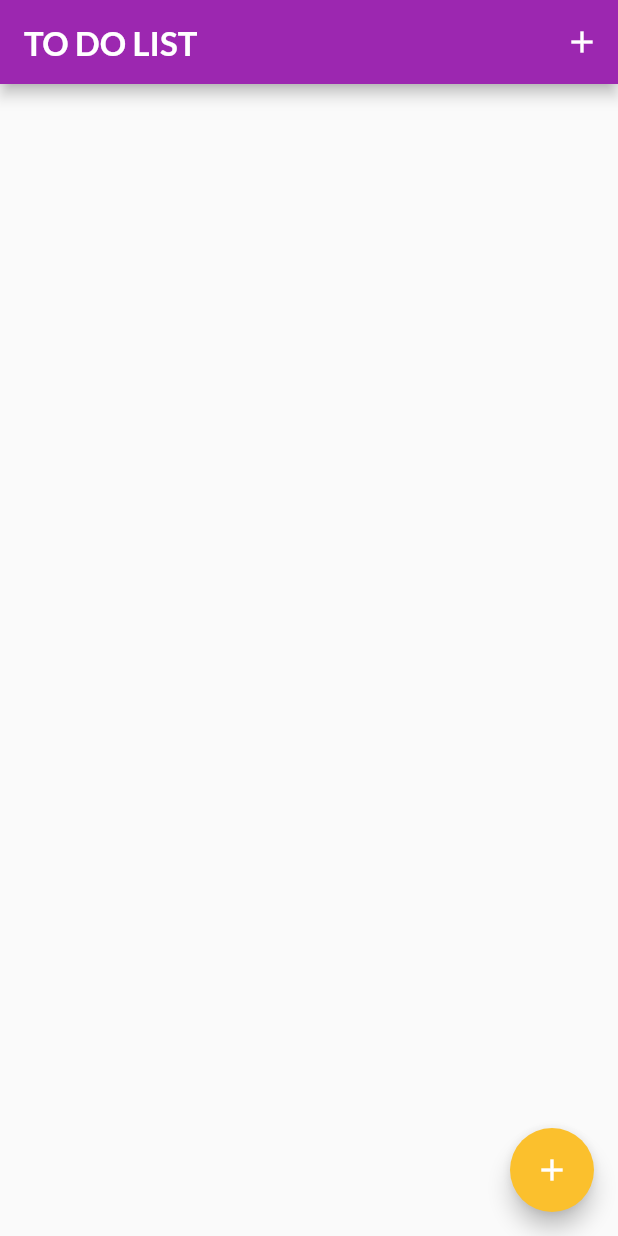
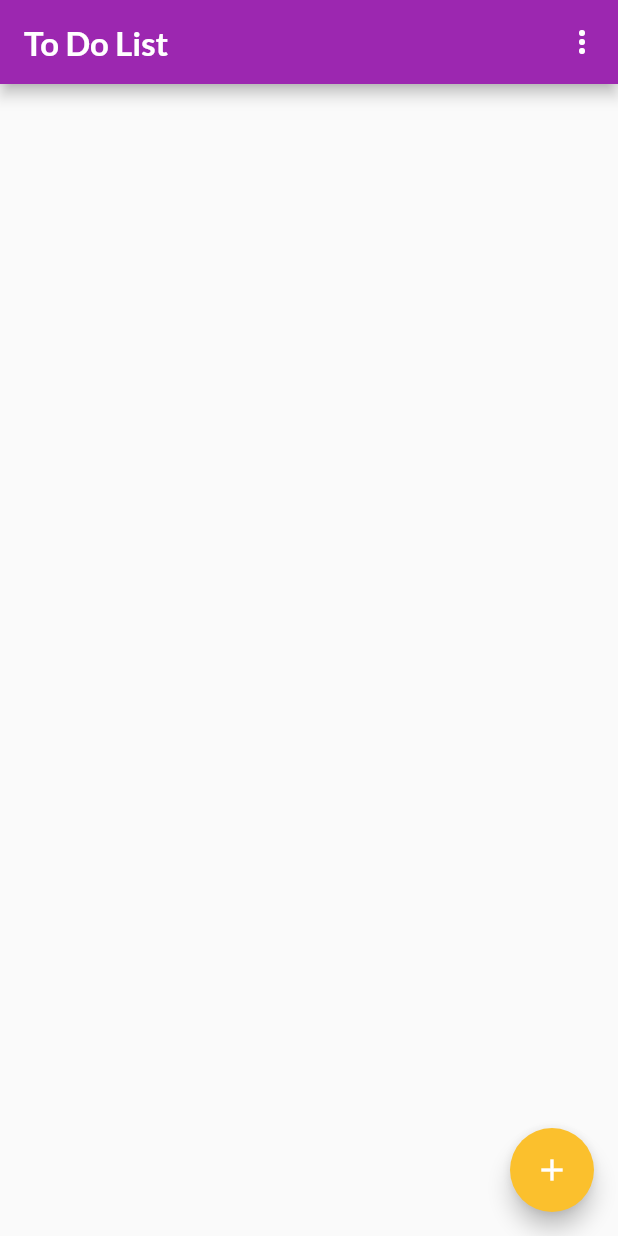
Before and after one commit to erx147/to_do_app, a Flutter app: the screen it shows after launch, on a phone screen of 412 x 824 dp. Run offline on Flutter 3.47's test engine with Material 2 defaults, Android fonts, the phone set to English and light mode, and no system bars.

Commit message:
Updated homepage

```diff
--- a/lib/screens/homepage.dart
+++ b/lib/screens/homepage.dart
@@ -1,4 +1,5 @@
 import 'package:flutter/material.dart';
+import 'package:to_do_app/screens/settingsScreen.dart';
 import 'addTaskScreen.dart'; // Import the AddTaskScreen
 
 class Homepage extends StatelessWidget {
@@ -8,17 +9,21 @@ class Homepage extends StatelessWidget {
   Widget build(BuildContext context) {
     return Scaffold(
       appBar: AppBar(
-        title: const Text('TO DO LIST'),
-        actions: <Widget>[
-          IconButton(
-            icon: const Icon(Icons.add),
-            onPressed: () {
-              // Navigate to AddTaskScreen
-              Navigator.push(
-                context,
-                MaterialPageRoute(builder: (context) => AddTaskScreen()),
-              );
+        title: const Text('To Do List'),
+        actions: [
+          PopupMenuButton<String>(
+            onSelected: (value) {
+              if (value == 'Settings') {
+                Navigator.of(context).pushNamed('/settings');
+              }
             },
+            itemBuilder: (BuildContext context) => <PopupMenuEntry<String>>[
+              const PopupMenuItem<String>(
+                value: 'Settings',
+                child: Text('Settings'),
+              ),
+            ],
+            icon: Icon(Icons.more_vert), // This is the three-dot icon
           ),
         ],
       ),
```
Also changed, not shown: 1 other file.
